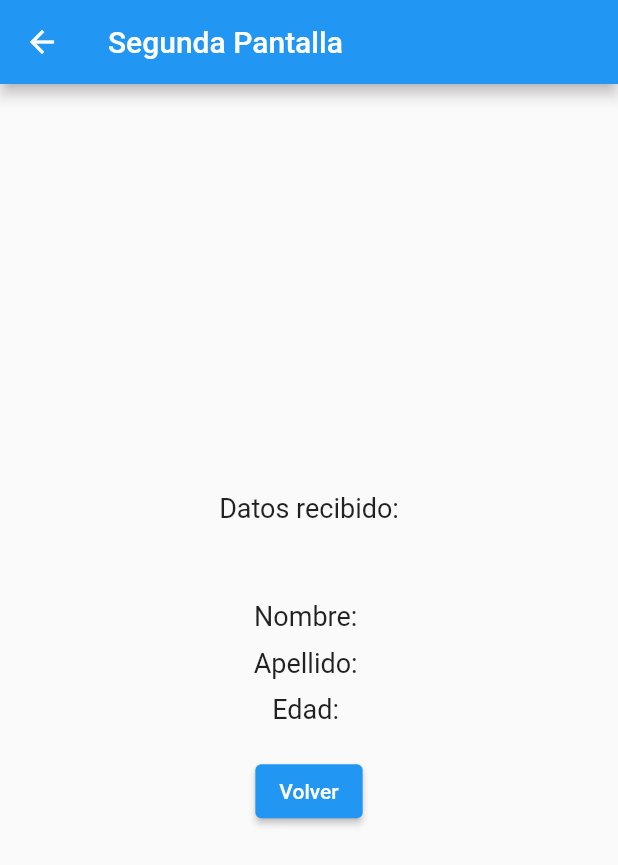
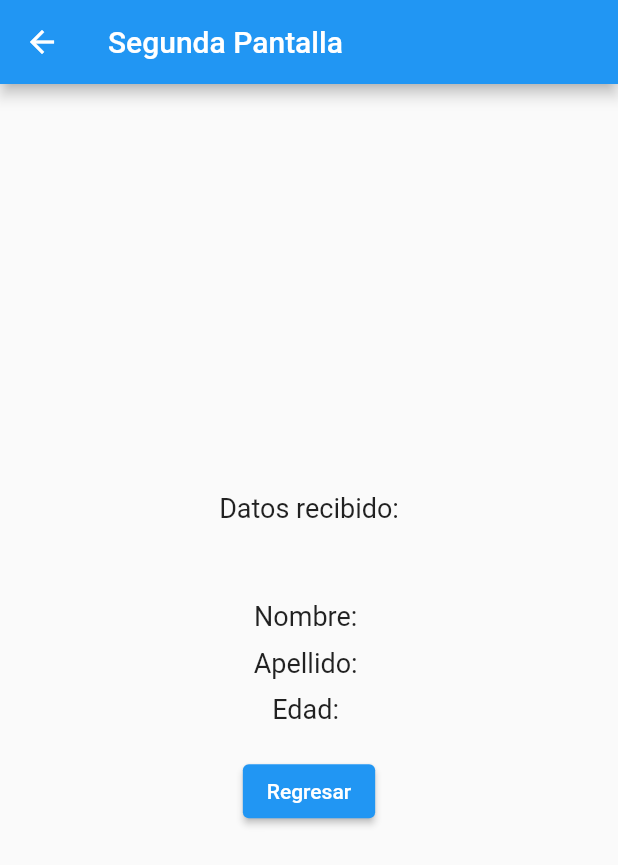
Before and after one commit to Agui24/pasar_parametros, a Flutter app: the screen it shows after launch, after a tap on "Enviar", on a phone screen of 412 x 824 dp. Shown: the top 865 px of the screen. Run offline on Flutter 3.47's test engine with Material 2 defaults, Android fonts, the phone set to English and light mode, and no system bars.

Commit message:
segunda pantalla

```diff
--- a/lib/segunda_pantalla.dart
+++ b/lib/segunda_pantalla.dart
@@ -54,7 +54,7 @@ class SegundaPantalla extends StatelessWidget {
                 onPressed: () {
                   Navigator.pop(context); // Regresar a la pantalla anterior
                 },
-                child: Text('Volver'),
+                child: Text('Regresar'),
               ),
             ],
           ),
```
